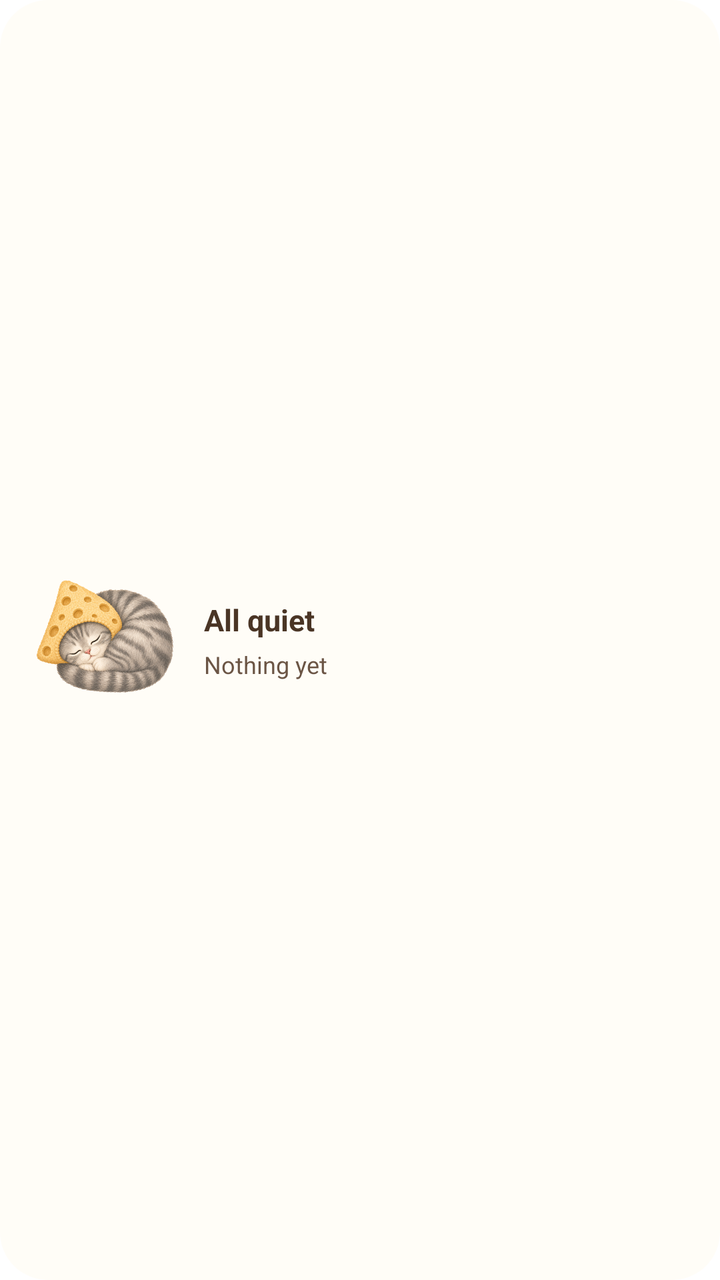
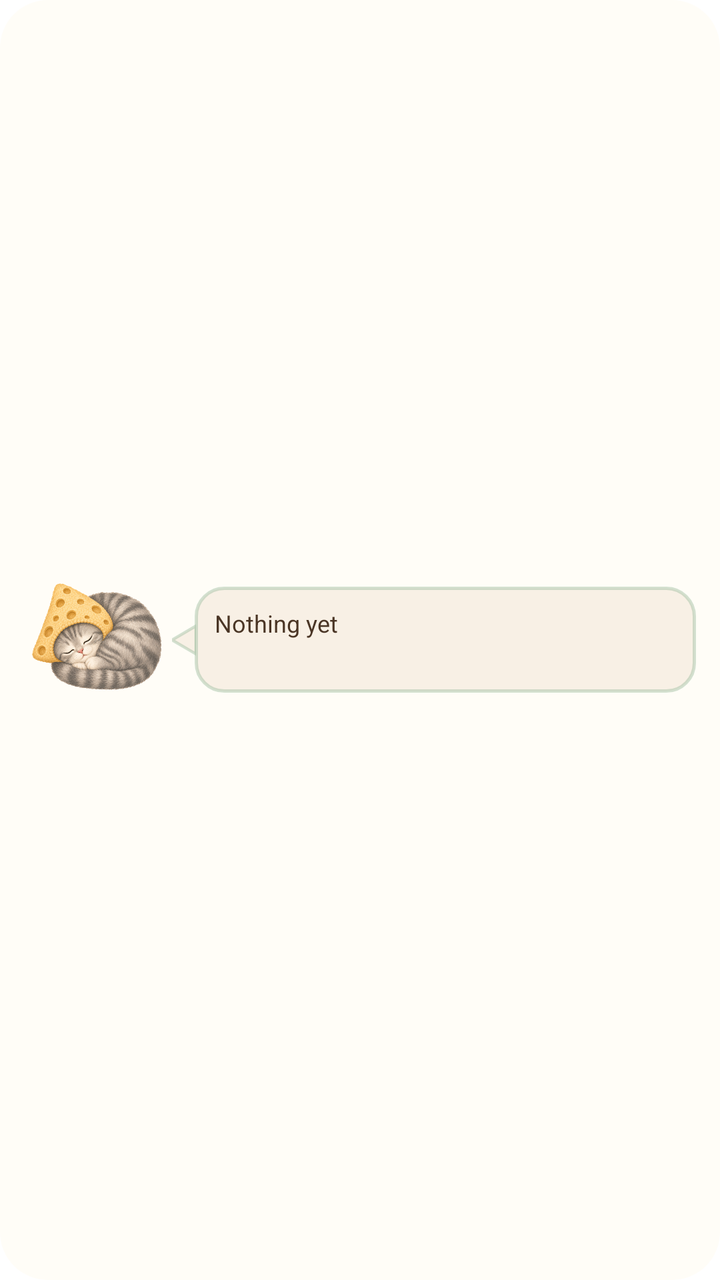

Before-and-after screenshots of an Android layout around one commit, followed by the original layout XML and the change that was made.
<!-- AndroidManifest.xml: fallback theme Theme.MaterialComponents.DayNight.NoActionBar -->
<!-- res/layout/tidal_widget.xml -->
<?xml version="1.0" encoding="utf-8"?>
<LinearLayout xmlns:android="http://schemas.android.com/apk/res/android"
    android:id="@+id/root"
    android:layout_width="match_parent"
    android:layout_height="match_parent"
    android:orientation="horizontal"
    android:gravity="center_vertical"
    android:background="@drawable/tidal_widget_bg"
    android:padding="14dp">

    <ImageView
        android:id="@+id/cat"
        android:layout_width="76dp"
        android:layout_height="76dp"
        android:adjustViewBounds="true"
        android:scaleType="fitCenter"
        android:contentDescription="@string/tidal_widget_description"
        android:src="@drawable/tabby_asleep" />

    <LinearLayout
        android:layout_width="0dp"
        android:layout_height="wrap_content"
        android:layout_weight="1"
        android:layout_marginStart="12dp"
        android:orientation="vertical">

        <TextView
            android:id="@+id/title"
            android:layout_width="match_parent"
            android:layout_height="wrap_content"
            android:maxLines="2"
            android:ellipsize="end"
            android:textColor="#4A3525"
            android:textStyle="bold"
            android:textSize="15sp"
            android:text="All quiet" />

        <TextView
            android:id="@+id/body"
            android:layout_width="match_parent"
            android:layout_height="wrap_content"
            android:layout_marginTop="4dp"
            android:maxLines="4"
            android:ellipsize="end"
            android:textColor="#6B5545"
            android:textSize="12sp"
            android:text="Nothing yet" />
    </LinearLayout>
</LinearLayout>
<!-- resources referenced by this layout -->
<resources>
  <!-- drawable tabby_asleep: png bitmap (drawable-nodpi, 282975 bytes) -->
  <!-- drawable tidal_widget_bg (drawable) -->
  <?xml version="1.0" encoding="utf-8"?>
  <shape xmlns:android="http://schemas.android.com/apk/res/android"
      android:shape="rectangle">
      <solid android:color="#FFFDF7" />
      <corners android:radius="24dp" />
  </shape>
  <string name="tidal_widget_description">Their cat sleeps here until a letter arrives.</string>
</resources>

<!-- the commit's change to res/layout/tidal_widget.xml (unified diff, before → after) -->
@@ -6,44 +6,52 @@
     android:orientation="horizontal"
     android:gravity="center_vertical"
     android:background="@drawable/tidal_widget_bg"
-    android:padding="14dp">
+    android:padding="12dp">
 
     <ImageView
         android:id="@+id/cat"
-        android:layout_width="76dp"
-        android:layout_height="76dp"
+        android:layout_width="72dp"
+        android:layout_height="72dp"
         android:adjustViewBounds="true"
         android:scaleType="fitCenter"
         android:contentDescription="@string/tidal_widget_description"
         android:src="@drawable/tabby_asleep" />
 
+    <ImageView
+        android:layout_width="12dp"
+        android:layout_height="16dp"
+        android:layout_marginStart="2dp"
+        android:importantForAccessibility="no"
+        android:src="@drawable/bubble_tail" />
+
     <LinearLayout
         android:layout_width="0dp"
         android:layout_height="wrap_content"
         android:layout_weight="1"
-        android:layout_marginStart="12dp"
-        android:orientation="vertical">
+        android:layout_marginStart="-1dp"
+        android:orientation="vertical"
+        android:background="@drawable/bubble"
+        android:padding="10dp">
+
+        <TextView
+            android:id="@+id/body"
+            android:layout_width="match_parent"
+            android:layout_height="wrap_content"
+            android:maxLines="4"
+            android:ellipsize="end"
+            android:textColor="#4A3525"
+            android:textSize="12sp"
+            android:text="Nothing yet" />
 
         <TextView
             android:id="@+id/title"
             android:layout_width="match_parent"
             android:layout_height="wrap_content"
-            android:maxLines="2"
+            android:layout_marginTop="3dp"
+            android:maxLines="1"
             android:ellipsize="end"
-            android:textColor="#4A3525"
-            android:textStyle="bold"
-            android:textSize="15sp"
-            android:text="All quiet" />
-
-        <TextView
-            android:id="@+id/body"
-            android:layout_width="match_parent"
-            android:layout_height="wrap_content"
-            android:layout_marginTop="4dp"
-            android:maxLines="4"
-            android:ellipsize="end"
-            android:textColor="#6B5545"
-            android:textSize="12sp"
-            android:text="Nothing yet" />
+            android:textColor="#998475"
+            android:textSize="10sp"
+            android:text="" />
     </LinearLayout>
 </LinearLayout>
<!-- resource entries referenced after the edit -->
@@ -1,5 +1,24 @@
 <!-- resources referenced by this layout -->
 <resources>
+  <!-- drawable bubble (drawable) -->
+  <?xml version="1.0" encoding="utf-8"?>
+  <shape xmlns:android="http://schemas.android.com/apk/res/android"
+      android:shape="rectangle">
+      <solid android:color="#F8F0E5" />
+      <stroke android:width="1.5dp" android:color="#80A8C3A8" />
+      <corners android:radius="14dp" />
+  </shape>
+  <!-- drawable bubble_tail (drawable) -->
+  <?xml version="1.0" encoding="utf-8"?>
+  <vector xmlns:android="http://schemas.android.com/apk/res/android"
+      android:width="12dp" android:height="16dp"
+      android:viewportWidth="12" android:viewportHeight="16">
+      <path
+          android:pathData="M12,1 L0,8 L12,15 Z"
+          android:fillColor="#F8F0E5"
+          android:strokeWidth="1.5"
+          android:strokeColor="#80A8C3A8" />
+  </vector>
   <!-- drawable tabby_asleep: png bitmap (drawable-nodpi, 282975 bytes) -->
   <!-- drawable tidal_widget_bg (drawable) -->
   <?xml version="1.0" encoding="utf-8"?>
